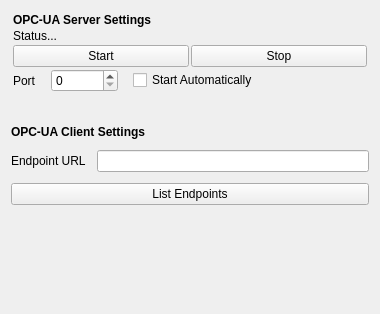
Above: Plugin-OPC-UA/formopcsettings.ui from RoboDK/Plug-In-Interface before the change. Below: the same form after it.
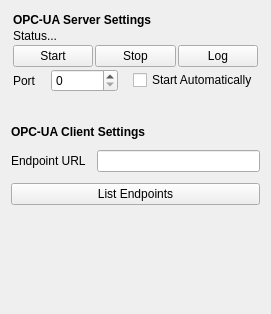
That is the form after the change.

The edit to the form file:
```diff
--- a/Plugin-OPC-UA/formopcsettings.ui
+++ b/Plugin-OPC-UA/formopcsettings.ui
@@ -6,7 +6,7 @@
    <rect>
     <x>0</x>
     <y>0</y>
-    <width>380</width>
+    <width>264</width>
     <height>314</height>
    </rect>
   </property>
@@ -71,6 +71,13 @@
           </property>
          </widget>
         </item>
+        <item>
+         <widget class="QPushButton" name="btnLog">
+          <property name="text">
+           <string>Log</string>
+          </property>
+         </widget>
+        </item>
        </layout>
       </item>
       <item>
```
